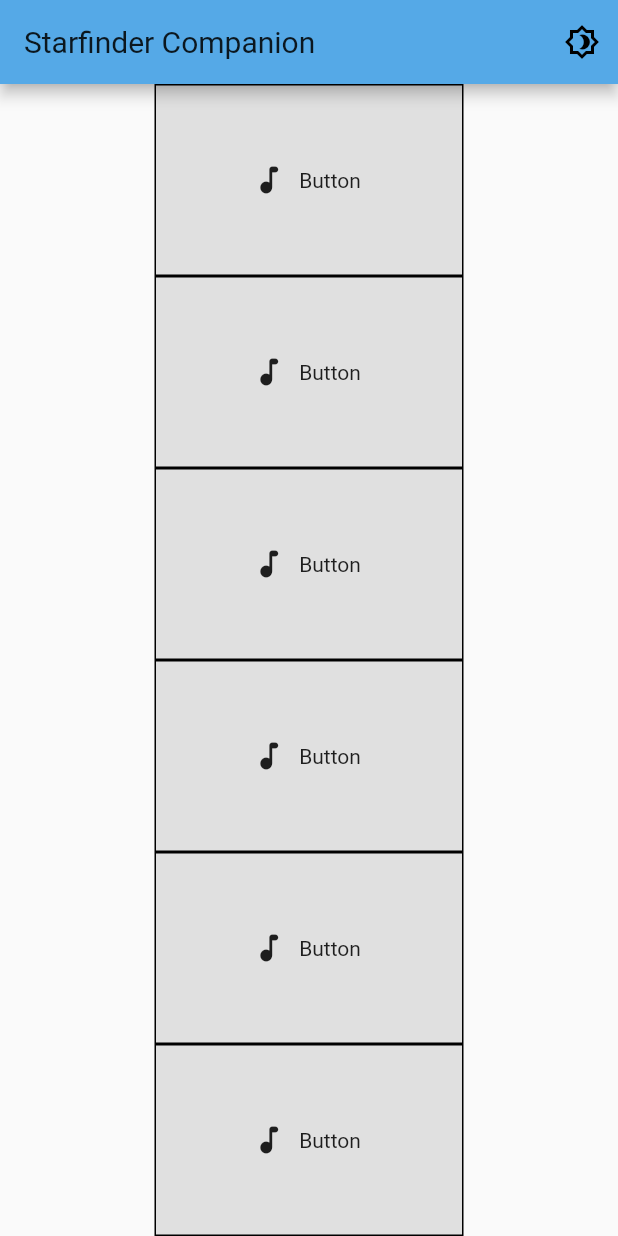
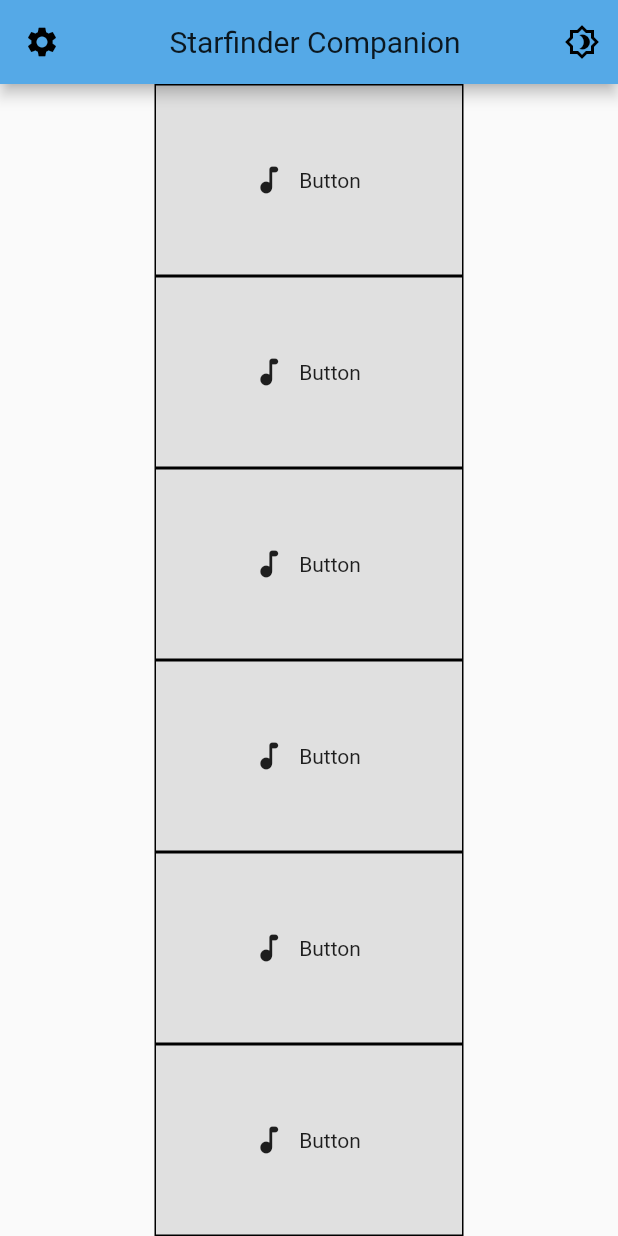
Before and after one commit to bsmylie873/starfinder-companion-2020, a Flutter app: the screen it shows after launch, on a phone screen of 412 x 824 dp. Run offline on Flutter 3.47's test engine with Material 2 defaults, Android fonts, the phone set to English and light mode, and no system bars; our stand-ins replace animated_splash_screen, csv, page_transition, shared_preferences, webview_flutter.

```diff
--- a/lib/main.dart
+++ b/lib/main.dart
@@ -15,10 +15,11 @@ const double constNumOfButtons = 6;
 const double constContainerHeight = 1;
 
 void main() {
-  return runApp(ChangeNotifierProvider<ThemeManager>(
-    create: (_) => new ThemeManager(),
-    child: MyApp(),
-  ),
+  return runApp(
+    ChangeNotifierProvider<ThemeManager>(
+      create: (_) => new ThemeManager(),
+      child: MyApp(),
+    ),
   );
 }
 
@@ -34,9 +35,7 @@ class MyApp extends StatelessWidget {
             nextScreen: MainScreen(),
             splashTransition: SplashTransition.rotationTransition,
             pageTransitionType: PageTransitionType.scale,
-            backgroundColor: Colors.black
-        )
-    );
+            backgroundColor: Colors.black));
   }
 }
 
@@ -44,24 +43,37 @@ class MainScreen extends StatelessWidget {
   @override
   Widget build(BuildContext context) {
     return Consumer<ThemeManager>(
-        builder: (context, theme, child) =>
-            MaterialApp(
+        builder: (context, theme, child) => MaterialApp(
               theme: theme.getTheme(),
               home: Scaffold(
                   appBar: AppBar(
+                    leading: Builder(
+                      builder: (BuildContext context) {
+                        return IconButton(
+                          icon: const Icon(Icons.settings),
+                          onPressed: () {
+                            Navigator.push(
+                              context,
+                              MaterialPageRoute(
+                                  builder: (context) => SettingsRoute()),
+                            );
+                          },
+                          tooltip: MaterialLocalizations.of(context)
+                              .openAppDrawerTooltip,
+                        );
+                      },
+                    ),
                     actions: <Widget>[
                       IconButton(
-                        icon: Icon(Icons.brightness_4_outlined),
-                        onPressed: () => {
-                          theme.toggleMode()
-                        }
-                      ),
+                          icon: Icon(Icons.brightness_4_outlined),
+                          onPressed: () => {theme.toggleMode()}),
                     ],
-                    title: Text('Starfinder Companion'),
+                    title: Center(
+                      child: Text('Starfinder Companion'),
+                    ),
                   ),
                   body: ExpandedBlueBox()),
-            )
-    );
+            ));
   }
 }
 
@@ -101,15 +113,16 @@ class BlueBox extends StatelessWidget {
     return MediaQuery.of(context).size;
   }
 
-  double buttonHeight(BuildContext context, {double numOfButtons = constNumOfButtons, double sizeReduction = 0.0}) {
+  double buttonHeight(BuildContext context,
+      {double numOfButtons = constNumOfButtons, double sizeReduction = 0.0}) {
     return (screenSize(context).height - sizeReduction) / numOfButtons;
   }
 
-  double buttonHeightWithToolbar(BuildContext context, {double numOfButtons = constNumOfButtons}){
-    return buttonHeight(context, numOfButtons: numOfButtons, sizeReduction: kToolbarHeight);
+  double buttonHeightWithToolbar(BuildContext context,
+      {double numOfButtons = constNumOfButtons}) {
+    return buttonHeight(context,
+        numOfButtons: numOfButtons, sizeReduction: kToolbarHeight);
   }
-
-
 }
 
 class ExpandedBlueBox extends StatelessWidget {
@@ -118,7 +131,7 @@ class ExpandedBlueBox extends StatelessWidget {
     final children = <Widget>[];
     var screenSize = MediaQuery.of(context).size;
     var width = screenSize.width;
-    var quarterWidth  = width/4;
+    var quarterWidth = width / 4;
 
     for (var i = 0; i < 6; i++) {
       children.add(new BlueBox());
@@ -140,14 +153,17 @@ class ExpandedBlueBox extends StatelessWidget {
     return MediaQuery.of(context).size;
   }
 
-  double containerHeight(BuildContext context, {double containerHeight = constContainerHeight, double sizeReduction = 0.0}) {
+  double containerHeight(BuildContext context,
+      {double containerHeight = constContainerHeight,
+      double sizeReduction = 0.0}) {
     return (screenSize(context).height - sizeReduction) / containerHeight;
   }
 
-  double containerHeightWithToolbar(BuildContext context, {double newContainerHeight = constContainerHeight}){
-    return containerHeight(context, containerHeight: newContainerHeight, sizeReduction: kToolbarHeight);
+  double containerHeightWithToolbar(BuildContext context,
+      {double newContainerHeight = constContainerHeight}) {
+    return containerHeight(context,
+        containerHeight: newContainerHeight, sizeReduction: kToolbarHeight);
   }
-
 }
 
 /*class IconState extends State<StatefulWidget> {
@@ -202,7 +218,7 @@ class SettingsRoute extends StatelessWidget {
   }
 }
 
-const htmlData ="""
+const htmlData = """
 <h1>Header 1</h1>
 <h2>Header 2</h2>
 <h3>Header 3</h3>
--- a/pubspec.yaml
+++ b/pubspec.yaml
@@ -30,6 +30,7 @@ dependencies:
   flare_flutter: ^2.0.1
   animated_splash_screen: ^1.0.1+2
   page_transition: ^1.1.7+2
+  csv: ^4.1.0
 
   # The following adds the Cupertino Icons font to your application.
   # Use with the CupertinoIcons class for iOS style icons.
```
Also changed, not shown: lib/table.dart (added, +61 -0 lines).
